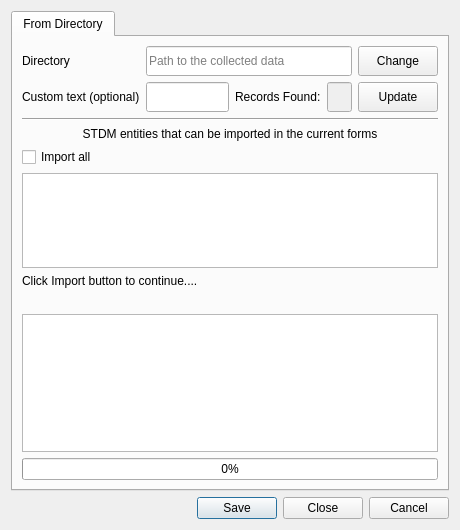
This is stdm/ui/ui_geoodk_import.ui in gltn/stdm as Qt 5 draws it before an edit. The edited form follows.
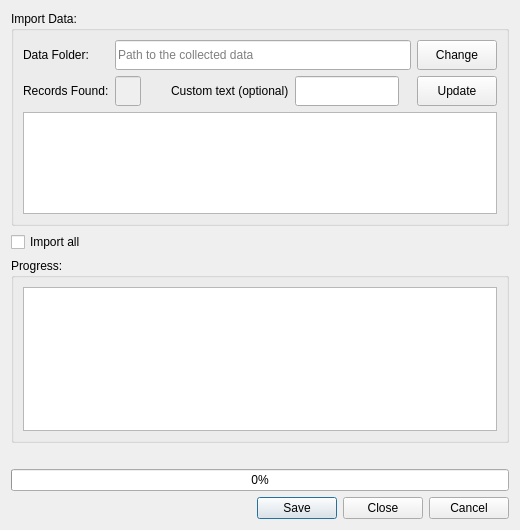
This is the edited form.

```diff
--- a/stdm/ui/ui_geoodk_import.ui
+++ b/stdm/ui/ui_geoodk_import.ui
@@ -6,13 +6,13 @@
    <rect>
     <x>0</x>
     <y>0</y>
-    <width>460</width>
+    <width>520</width>
     <height>530</height>
    </rect>
   </property>
   <property name="maximumSize">
    <size>
-    <width>500</width>
+    <width>520</width>
     <height>530</height>
    </size>
   </property>
@@ -22,93 +22,75 @@
   <property name="layoutDirection">
    <enum>Qt::LeftToRight</enum>
   </property>
-  <layout class="QGridLayout" name="gridLayout_3">
-   <item row="0" column="0">
-    <widget class="QTabWidget" name="tab_widget">
-     <property name="minimumSize">
-      <size>
-       <width>150</width>
-       <height>0</height>
-      </size>
-     </property>
-     <property name="currentIndex">
-      <number>0</number>
-     </property>
-     <widget class="QWidget" name="tab">
-      <attribute name="title">
-       <string>From Directory</string>
-      </attribute>
-      <layout class="QGridLayout" name="gridLayout">
-       <item row="11" column="0">
-        <widget class="QProgressBar" name="pgbar">
-         <property name="value">
-          <number>0</number>
-         </property>
-        </widget>
-       </item>
-       <item row="8" column="0">
-        <widget class="QLabel" name="label_3">
-         <property name="text">
-          <string>Click Import button to continue....</string>
-         </property>
-        </widget>
-       </item>
-       <item row="4" column="0">
-        <widget class="QLabel" name="label_4">
-         <property name="text">
-          <string>STDM entities that can be imported in the current forms</string>
-         </property>
-         <property name="alignment">
-          <set>Qt::AlignCenter</set>
-         </property>
-        </widget>
-       </item>
-       <item row="7" column="0">
-        <layout class="QGridLayout" name="gridLayout_12"/>
-       </item>
-       <item row="3" column="0">
-        <widget class="Line" name="line">
-         <property name="orientation">
-          <enum>Qt::Horizontal</enum>
-         </property>
-        </widget>
-       </item>
-       <item row="5" column="0">
-        <widget class="QCheckBox" name="chk_all">
-         <property name="text">
-          <string>Import all</string>
-         </property>
-        </widget>
-       </item>
-       <item row="9" column="0">
-        <widget class="QLabel" name="lbl_feedback">
-         <property name="text">
-          <string/>
-         </property>
-        </widget>
-       </item>
-       <item row="6" column="0">
-        <widget class="QListWidget" name="lst_widget">
-         <property name="maximumSize">
-          <size>
-           <width>16777215</width>
-           <height>150</height>
-          </size>
-         </property>
-        </widget>
-       </item>
-       <item row="10" column="0">
-        <widget class="QTextEdit" name="txt_feedback">
-         <property name="readOnly">
-          <bool>true</bool>
-         </property>
-        </widget>
-       </item>
-       <item row="0" column="0">
+  <layout class="QVBoxLayout" name="verticalLayout_2">
+   <item>
         <layout class="QVBoxLayout" name="vlnotification"/>
        </item>
-       <item row="1" column="0">
+   <item>
+    <layout class="QGridLayout" name="gridLayout_12"/>
+   </item>
+   <item>
+    <widget class="QGroupBox" name="groupBox">
+     <property name="title">
+      <string>Import Data:</string>
+     </property>
+     <layout class="QVBoxLayout" name="verticalLayout">
+      <item>
         <layout class="QGridLayout" name="gridLayout_2">
+        <property name="bottomMargin">
+         <number>0</number>
+        </property>
+        <item row="0" column="10">
+         <widget class="QPushButton" name="btn_chang_dir">
+          <property name="minimumSize">
+           <size>
+            <width>0</width>
+            <height>30</height>
+           </size>
+          </property>
+          <property name="maximumSize">
+           <size>
+            <width>80</width>
+            <height>16777215</height>
+           </size>
+          </property>
+          <property name="layoutDirection">
+           <enum>Qt::LeftToRight</enum>
+          </property>
+          <property name="text">
+           <string>Change</string>
+          </property>
+         </widget>
+        </item>
+        <item row="0" column="1" colspan="9">
+         <widget class="QLineEdit" name="txt_directory">
+          <property name="minimumSize">
+           <size>
+            <width>200</width>
+            <height>30</height>
+           </size>
+          </property>
+          <property name="maximumSize">
+           <size>
+            <width>1000007</width>
+            <height>16777215</height>
+           </size>
+          </property>
+          <property name="readOnly">
+           <bool>true</bool>
+          </property>
+          <property name="placeholderText">
+           <string>Path to the collected data</string>
+          </property>
+         </widget>
+        </item>
+        <item row="0" column="0">
+         <widget class="QLabel" name="label_2">
+          <property name="text">
+           <string>Data Folder:</string>
+          </property>
+         </widget>
+        </item>
          <item row="2" column="10">
           <widget class="QPushButton" name="btn_refresh">
            <property name="minimumSize">
@@ -129,20 +111,13 @@
           </widget>
          </item>
          <item row="2" column="0">
-          <widget class="QLabel" name="label_14">
+         <widget class="QLabel" name="label">
            <property name="text">
-            <string>Custom text (optional)</string>
+           <string>Records Found:</string>
            </property>
           </widget>
          </item>
-         <item row="0" column="0">
-          <widget class="QLabel" name="label_2">
-           <property name="text">
-            <string>Directory</string>
-           </property>
-          </widget>
-         </item>
-         <item row="2" column="1" colspan="5">
+        <item row="2" column="7">
           <widget class="QLineEdit" name="txt_filter">
            <property name="minimumSize">
             <size>
@@ -152,7 +127,7 @@
            </property>
           </widget>
          </item>
-         <item row="2" column="9">
+        <item row="2" column="1">
           <widget class="QLineEdit" name="txt_count">
            <property name="enabled">
             <bool>false</bool>
@@ -174,64 +149,81 @@
            </property>
           </widget>
          </item>
-         <item row="2" column="6" colspan="3">
-          <widget class="QLabel" name="label">
+        <item row="2" column="6">
+         <widget class="QLabel" name="label_14">
            <property name="text">
-            <string>Records Found:</string>
+           <string>Custom text (optional)</string>
            </property>
           </widget>
          </item>
-         <item row="0" column="10">
-          <widget class="QPushButton" name="btn_chang_dir">
-           <property name="minimumSize">
-            <size>
-             <width>0</width>
-             <height>30</height>
-            </size>
-           </property>
+       </layout>
+      </item>
+      <item>
+       <widget class="QListWidget" name="lst_widget">
            <property name="maximumSize">
             <size>
-             <width>80</width>
-             <height>16777215</height>
-            </size>
-           </property>
-           <property name="layoutDirection">
-            <enum>Qt::LeftToRight</enum>
-           </property>
+          <width>16777215</width>
+          <height>150</height>
+         </size>
+        </property>
+       </widget>
+      </item>
+     </layout>
+    </widget>
+   </item>
+   <item>
+    <widget class="QCheckBox" name="chk_all">
            <property name="text">
-            <string>Change</string>
+      <string>Import all</string>
            </property>
           </widget>
          </item>
-         <item row="0" column="1" colspan="9">
-          <widget class="QLineEdit" name="txt_directory">
-           <property name="minimumSize">
-            <size>
-             <width>200</width>
-             <height>30</height>
-            </size>
-           </property>
-           <property name="maximumSize">
-            <size>
-             <width>1000007</width>
-             <height>16777215</height>
-            </size>
-           </property>
+   <item>
+    <widget class="QGroupBox" name="groupBox_2">
+     <property name="title">
+      <string>Progress:</string>
+     </property>
+     <layout class="QHBoxLayout" name="horizontalLayout_2">
+      <item>
+       <widget class="QTextEdit" name="txt_feedback">
            <property name="readOnly">
             <bool>true</bool>
            </property>
-           <property name="placeholderText">
-            <string>Path to the collected data</string>
-           </property>
           </widget>
          </item>
         </layout>
-       </item>
-      </layout>
-     </widget>
+    </widget>
+   </item>
+   <item>
+    <widget class="QLabel" name="lbl_feedback">
+     <property name="text">
+      <string/>
+     </property>
+    </widget>
+   </item>
+   <item>
+    <widget class="QProgressBar" name="pgbar">
+     <property name="value">
+      <number>0</number>
+     </property>
     </widget>
    </item>
-   <item row="1" column="0">
+   <item>
+    <layout class="QHBoxLayout" name="horizontalLayout">
+     <item>
+      <spacer name="horizontalSpacer">
+       <property name="orientation">
+        <enum>Qt::Horizontal</enum>
+       </property>
+       <property name="sizeHint" stdset="0">
+        <size>
+         <width>40</width>
+         <height>20</height>
+        </size>
+       </property>
+      </spacer>
+     </item>
+     <item>
     <widget class="QDialogButtonBox" name="buttonBox">
      <property name="orientation">
       <enum>Qt::Horizontal</enum>
@@ -240,6 +232,8 @@
       <set>QDialogButtonBox::Cancel|QDialogButtonBox::Close|QDialogButtonBox::Save</set>
      </property>
     </widget>
+     </item>
+    </layout>
    </item>
   </layout>
  </widget>
```
Lines whose indentation alone changed are shown as unchanged.
